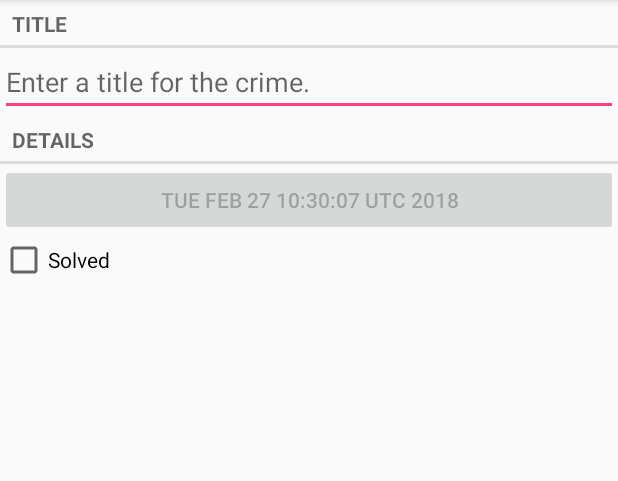
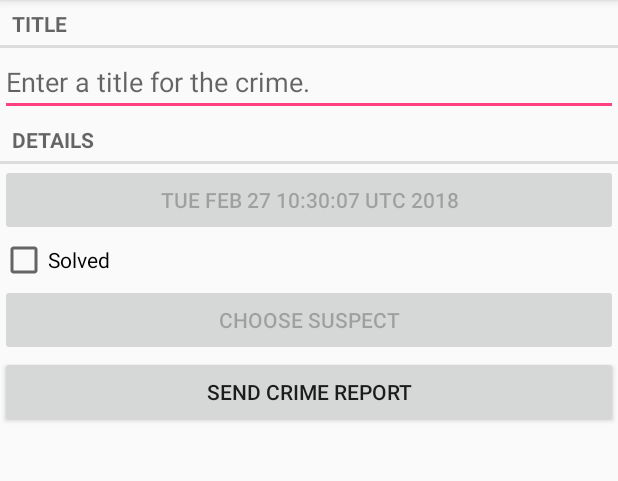
Before and after one commit to chualex/CriminalIntent, an Android app: the CrimePagerActivity screen opened directly, with no data from a screen before it, on a phone screen of 412 x 824 dp, the part 84-565 px from its top. Run offline under Robolectric (Android 15) with nearby library versions, the phone set to English and light mode, and no system bars.

Commit message:
Finished Lab07A

```diff
--- a/app/src/main/java/com/csci448/alchu/criminalintent/Crime.java
+++ b/app/src/main/java/com/csci448/alchu/criminalintent/Crime.java
@@ -12,6 +12,8 @@ public class Crime {
     private String mTitle;
     private Date mDate;
     private boolean mSolved;
+    private String mSuspect;
+
     public Crime() {
         mId = UUID.randomUUID();
         mDate = new Date();
@@ -48,4 +50,12 @@ public class Crime {
     public void setSolved(boolean solved) {
         mSolved = solved;
     }
+
+    public String getSuspect() {
+        return mSuspect;
+    }
+
+    public void setSuspect(String suspect) {
+        mSuspect = suspect;
+    }
 }
--- a/app/src/main/java/com/csci448/alchu/criminalintent/CrimeFragment.java
+++ b/app/src/main/java/com/csci448/alchu/criminalintent/CrimeFragment.java
@@ -1,9 +1,15 @@
 package com.csci448.alchu.criminalintent;
 
+import android.content.Intent;
+import android.content.pm.PackageManager;
+import android.database.Cursor;
+import android.net.Uri;
 import android.os.Bundle;
+import android.provider.ContactsContract;
 import android.support.v4.app.Fragment;
 import android.text.Editable;
 import android.text.TextWatcher;
+import android.text.format.DateFormat;
 import android.view.LayoutInflater;
 import android.view.View;
 import android.view.ViewGroup;
@@ -24,6 +30,9 @@ public class CrimeFragment extends Fragment {
     private EditText mTitleField;
     private Button mDateButton;
     private CheckBox mSolvedCheckBox;
+    private Button mReportButton;
+    private Button mSuspectButton;
+    private static final int REQUEST_CONTACT = 1;
 
     public static CrimeFragment newInstance(UUID crimeId) {
         Bundle args = new Bundle();
@@ -74,6 +83,82 @@ public class CrimeFragment extends Fragment {
                                          boolean isChecked) {
                 mCrime.setSolved(isChecked);
             } });
+        mReportButton = (Button) v.findViewById(R.id.crime_report);
+        mReportButton.setOnClickListener(new View.OnClickListener() {
+            public void onClick(View v) {
+                Intent i = new Intent(Intent.ACTION_SEND);
+                i.setType("text/plain");
+                i.putExtra(Intent.EXTRA_TEXT, getCrimeReport());
+                i.putExtra(Intent.EXTRA_SUBJECT,
+                        getString(R.string.crime_report_subject));
+                i = Intent.createChooser(i, getString(R.string.send_report));
+                startActivity(i);
+            } });
+
+        final Intent pickContact = new Intent(Intent.ACTION_PICK,
+                ContactsContract.Contacts.CONTENT_URI);
+        mSuspectButton = (Button) v.findViewById(R.id.crime_suspect);
+        mSuspectButton.setOnClickListener(new View.OnClickListener() {
+            public void onClick(View v) {
+                startActivityForResult(pickContact, REQUEST_CONTACT);
+            }
+        });
+        if (mCrime.getSuspect() != null) {
+            mSuspectButton.setText(mCrime.getSuspect());
+        }
+
+        PackageManager packageManager = getActivity().getPackageManager();
+        if (packageManager.resolveActivity(pickContact,
+                PackageManager.MATCH_DEFAULT_ONLY) == null) {
+            mSuspectButton.setEnabled(false);
+        }
         return v;
     }
+    private String getCrimeReport() {
+        String solvedString = null;
+        if (mCrime.isSolved()) {
+            solvedString = getString(R.string.crime_report_solved);
+        } else {
+            solvedString = getString(R.string.crime_report_unsolved);
+        }
+        String dateFormat = "EEE, MMM dd";
+        String dateString = DateFormat.format(dateFormat,
+                mCrime.getDate()).toString();
+        String suspect = mCrime.getSuspect();
+        if (suspect == null) {
+            suspect = getString(R.string.crime_report_no_suspect);
+        } else {
+            suspect = getString(R.string.crime_report_suspect, suspect);
+        }
+        String report = getString(R.string.crime_report,
+                mCrime.getTitle(), dateString, solvedString, suspect);
+        return report;
+    }
+    @Override
+    public void onActivityResult(int requestCode, int resultCode, Intent data) {
+        if (requestCode == REQUEST_CONTACT && data != null) {
+            Uri contactUri = data.getData();
+            // Specify which fields you want your query to return
+            // values for
+            String[] queryFields = new String[] {
+                    ContactsContract.Contacts.DISPLAY_NAME
+            };
+            // Perform your query - the contactUri is like a "where"
+            // clause here
+            Cursor c = getActivity().getContentResolver()
+                    .query(contactUri, queryFields, null, null, null);
+            try {
+                // Double-check that you actually got results
+                if (c.getCount() == 0) {
+                    return; }
+                // Pull out the first column of the first row of data -
+                // that is your suspect's name
+                c.moveToFirst();
+                String suspect = c.getString(0);
+                mCrime.setSuspect(suspect);
+                mSuspectButton.setText(suspect);
+            } finally {
+                c.close(); }
+        }
+    }
 }
--- a/app/src/main/res/layout/fragment_crime.xml
+++ b/app/src/main/res/layout/fragment_crime.xml
@@ -28,6 +28,16 @@
         android:layout_width="match_parent"
         android:layout_height="wrap_content"
         android:text="@string/crime_solved_label"/>
+    <Button
+        android:id="@+id/crime_suspect"
+        android:layout_width="match_parent"
+        android:layout_height="wrap_content"
+        android:text="@string/crime_suspect_text"/>
+    <Button
+        android:id="@+id/crime_report"
+        android:layout_width="match_parent"
+        android:layout_height="wrap_content"
+        android:text="@string/crime_report_text"/>
 
 
 </LinearLayout>
--- a/app/src/main/res/values/strings.xml
+++ b/app/src/main/res/values/strings.xml
@@ -12,4 +12,15 @@
     <string name="show_subtitle">Show Subtitle</string>
     <string name="hide_subtitle">Hide Subtitle</string>
     <string name="subtitle_format">%1$d crimes</string>
+    <string name="crime_suspect_text">Choose Suspect</string>
+    <string name="crime_report_text">Send Crime Report</string>
+    <string name="crime_report">%1$s!
+      The crime was discovered on %2$s. %3$s, and %4$s
+    </string>
+    <string name="crime_report_solved">The case is solved</string>
+    <string name="crime_report_unsolved">The case is not solved</string>
+    <string name="crime_report_no_suspect">there is no suspect.</string>
+    <string name="crime_report_suspect">the suspect is %s.</string>
+    <string name="crime_report_subject">CriminalIntent Crime Report</string>
+    <string name="send_report">Send crime report via</string>
 </resources>
```
